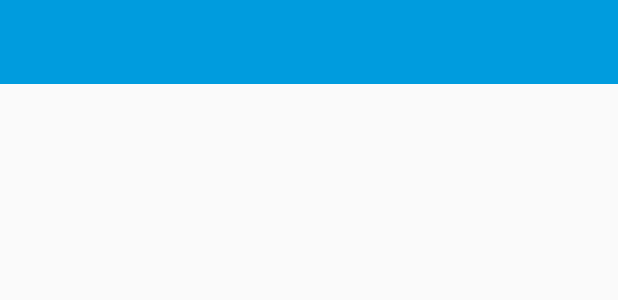
After one commit to tuioliveira/Clube_Mogiano, an Android app built with Jetpack Compose: the layout activity_academia.xml on its own in the app's theme, with its tools: preview values and no code run, on a phone screen of 412 x 824 dp. The commit adds this screen. Shown: the top 300 px of the screen. Run offline under Robolectric (Android 15) with nearby library versions, the phone set to English and light mode, and no system bars.

Commit message:
Created Academia Activity

```diff
--- a/app/src/main/AndroidManifest.xml
+++ b/app/src/main/AndroidManifest.xml
@@ -35,6 +35,9 @@
         <activity
             android:name=".services.ServicesActivity"
             android:exported="true" />
+        <activity
+            android:name=".academia.AcademiaActivity"
+            android:exported="true" />
     </application>
 
 </manifest>
--- a/app/src/main/java/br/com/clubemogiano/sports/SportsActivity.kt
+++ b/app/src/main/java/br/com/clubemogiano/sports/SportsActivity.kt
@@ -1,11 +1,13 @@
 package br.com.clubemogiano.sports
 
 import android.content.Context
+import android.content.Intent
 import android.os.Bundle
 import android.view.MenuItem
 import br.com.clubemogiano.databinding.ActivitySportsBinding
 import android.widget.Toast
 import androidx.appcompat.app.AppCompatActivity
+import br.com.clubemogiano.academia.AcademiaActivity
 import br.com.clubemogiano.databinding.ActivityStartScreenBinding
 
 
@@ -29,6 +31,10 @@ class SportsActivity : AppCompatActivity() {
         supportActionBar?.apply {
             title = "Esportes"
         }
+        binding.academiaButton.setOnClickListener{
+            val intent = Intent(this, AcademiaActivity::class.java)
+            startActivity(intent)
+        }
     }
 
     override fun onOptionsItemSelected(item: MenuItem): Boolean {
--- /dev/null
+++ b/app/src/main/res/layout/activity_academia.xml
@@ -0,0 +1,22 @@
+<?xml version="1.0" encoding="utf-8"?>
+<ScrollView xmlns:android="http://schemas.android.com/apk/res/android"
+    xmlns:app="http://schemas.android.com/apk/res-auto"
+    android:layout_width="match_parent"
+    android:layout_height="match_parent"
+    android:orientation="vertical">
+
+    <LinearLayout
+        android:layout_width="match_parent"
+        android:layout_height="wrap_content"
+        android:orientation="vertical">
+
+        <androidx.appcompat.widget.Toolbar
+            android:id="@+id/toolbar_academia"
+            android:layout_width="match_parent"
+            android:layout_height="?attr/actionBarSize"
+            android:background="@color/blue_toolbar"
+            android:elevation="4dp"
+            android:theme="@style/ThemeOverlay.AppCompat.ActionBar" />
+
+    </LinearLayout>
+</ScrollView>
```
Also changed, not shown: app/src/main/java/br/com/clubemogiano/sports/AcademiaActivity.kt (added, +15 -0 lines).
